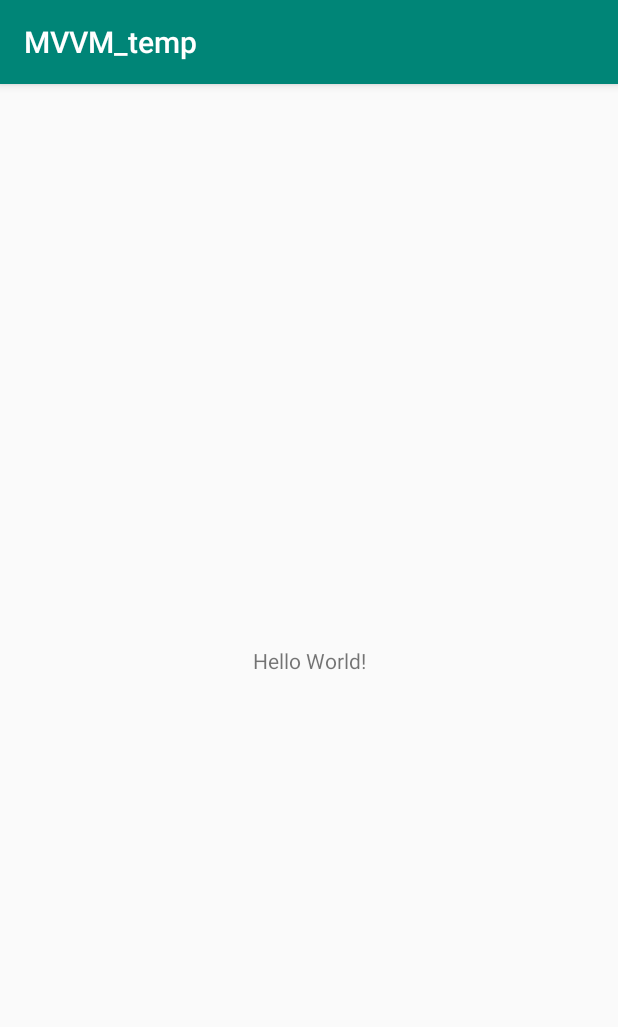
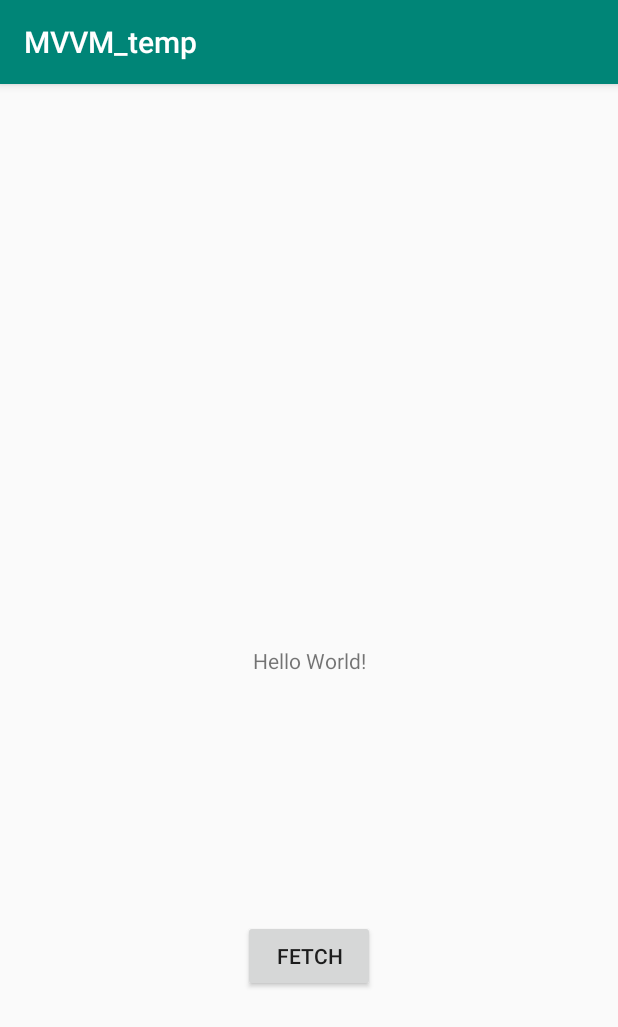
Before and after one commit to pikohan-suzuki/MVVM_temp, an Android app: the screen it shows after launch (MainActivity), on a phone screen of 412 x 824 dp. Shown: the top 1027 px of the screen. Run offline under Robolectric (Android 15) with nearby library versions, the phone set to English and light mode, and no system bars.

Commit message:
simple_mvvm

```diff
--- a/app/src/main/java/com/amebaownd/pikohan_nwiatori/mvvm_temp/MainActivity.kt
+++ b/app/src/main/java/com/amebaownd/pikohan_nwiatori/mvvm_temp/MainActivity.kt
@@ -2,11 +2,24 @@ package com.amebaownd.pikohan_nwiatori.mvvm_temp
 
 import androidx.appcompat.app.AppCompatActivity
 import android.os.Bundle
+import android.widget.Button
+import android.widget.TextView
+import androidx.lifecycle.ViewModelProviders
 
 class MainActivity : AppCompatActivity() {
 
     override fun onCreate(savedInstanceState: Bundle?) {
         super.onCreate(savedInstanceState)
         setContentView(R.layout.activity_main)
+
+        val viewModel = ViewModelProviders.of(this).get(ViewModel::class.java)
+
+        val fetChButton = findViewById<Button>(R.id.fetch_button)
+        val numTextView = findViewById<TextView>(R.id.num_text)
+
+        fetChButton.setOnClickListener {
+            viewModel.fetchNum()
+            numTextView.text = viewModel.num.number.toString()
+        }
     }
 }
--- /dev/null
+++ b/app/src/main/java/com/amebaownd/pikohan_nwiatori/mvvm_temp/Model.kt
@@ -0,0 +1,5 @@
+package com.amebaownd.pikohan_nwiatori.mvvm_temp
+
+data class Num(
+    var number:Int
+)
--- /dev/null
+++ b/app/src/main/java/com/amebaownd/pikohan_nwiatori/mvvm_temp/ViewModel.kt
@@ -0,0 +1,13 @@
+package com.amebaownd.pikohan_nwiatori.mvvm_temp
+
+import androidx.lifecycle.MutableLiveData
+import androidx.lifecycle.ViewModel
+
+class ViewModel : ViewModel(){
+
+    lateinit var num :Num
+    val repository:Repository = Repository()
+    fun fetchNum(){
+        num = repository.getRandom()
+    }
+}
--- a/app/src/main/res/layout/activity_main.xml
+++ b/app/src/main/res/layout/activity_main.xml
@@ -8,6 +8,7 @@
     tools:context=".MainActivity">
 
     <TextView
+        android:id="@+id/num_text"
         android:layout_width="wrap_content"
         android:layout_height="wrap_content"
         android:text="Hello World!"
@@ -16,4 +17,14 @@
         app:layout_constraintRight_toRightOf="parent"
         app:layout_constraintTop_toTopOf="parent" />
 
+    <Button
+        android:id="@+id/fetch_button"
+        android:layout_width="wrap_content"
+        android:layout_height="wrap_content"
+        android:text="fetch"
+        app:layout_constraintBottom_toBottomOf="parent"
+        app:layout_constraintEnd_toEndOf="parent"
+        app:layout_constraintStart_toStartOf="parent"
+        app:layout_constraintTop_toBottomOf="@+id/num_text" />
+
 </androidx.constraintlayout.widget.ConstraintLayout>
```
Also changed, not shown: app/src/main/java/com/amebaownd/pikohan_nwiatori/mvvm_temp/Repository.kt (added, +20 -0 lines).
